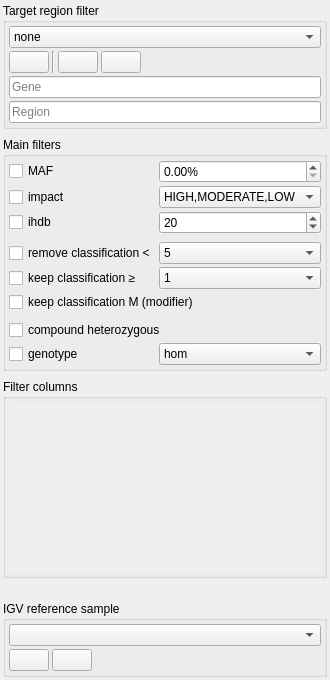
First picture: the form in src/GSvar/FilterDockWidget.ui, repository imgag/ngs-bits, before the edit.
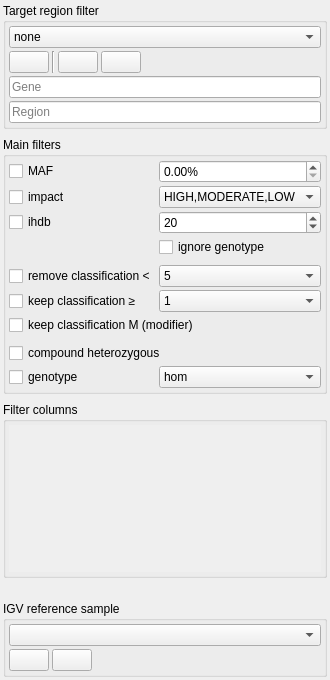
Second picture: the form after the edit. Icons and pictures are not drawn.

Commit message: GSvar/VariantAnnotateNGSD: added option to ignore variant genotype for in-house DB filtering.

What changed in the file:
```diff
--- a/src/GSvar/FilterDockWidget.ui
+++ b/src/GSvar/FilterDockWidget.ui
@@ -466,6 +466,16 @@
          </property>
         </widget>
        </item>
+       <item row="3" column="1">
+        <widget class="QCheckBox" name="ihdb_ignore_gt">
+         <property name="toolTip">
+          <string>&lt;html&gt;&lt;head/&gt;&lt;body&gt;&lt;p&gt;By default, only homozygous database entries are counted for homzygous variants and all database entries are counted for heterozygous variants.&lt;/p&gt;&lt;p&gt;If the genotyps is ignored, all database entries are counted no matter which genotye the variant has.&lt;/p&gt;&lt;/body&gt;&lt;/html&gt;</string>
+         </property>
+         <property name="text">
+          <string>ignore genotype</string>
+         </property>
+        </widget>
+       </item>
       </layout>
      </widget>
     </item>
@@ -526,7 +536,7 @@
             <x>0</x>
             <y>0</y>
             <width>281</width>
-            <height>185</height>
+            <height>165</height>
            </rect>
           </property>
           <layout class="QVBoxLayout" name="verticalLayout_5">
```
Left out of the diff: 2 changed lines with no effect on the pictures. The commit also changes 9 other files.
